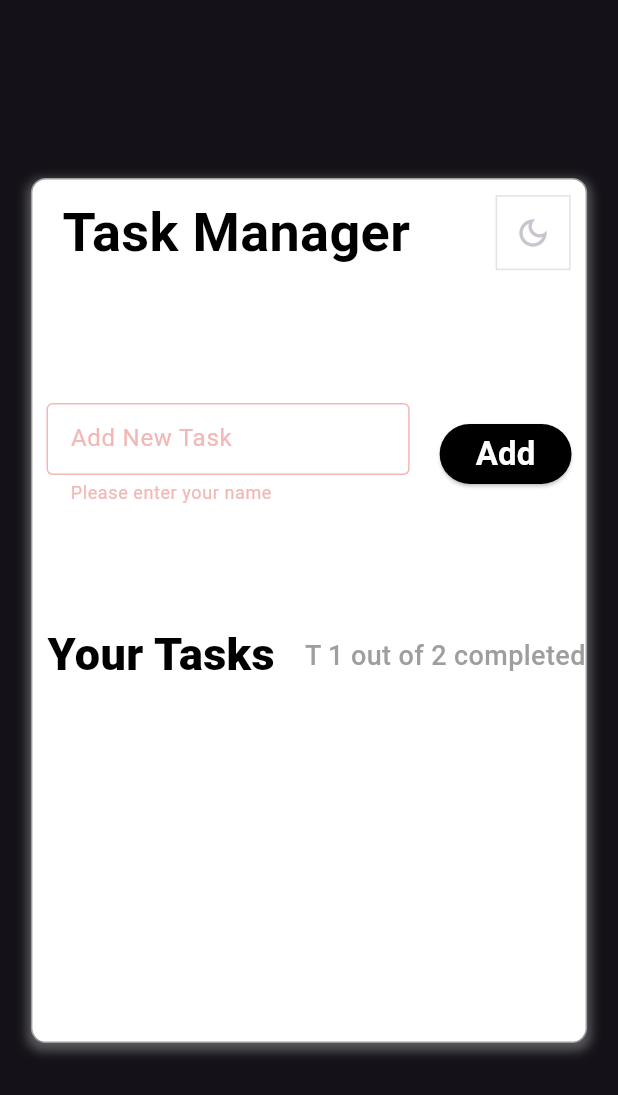
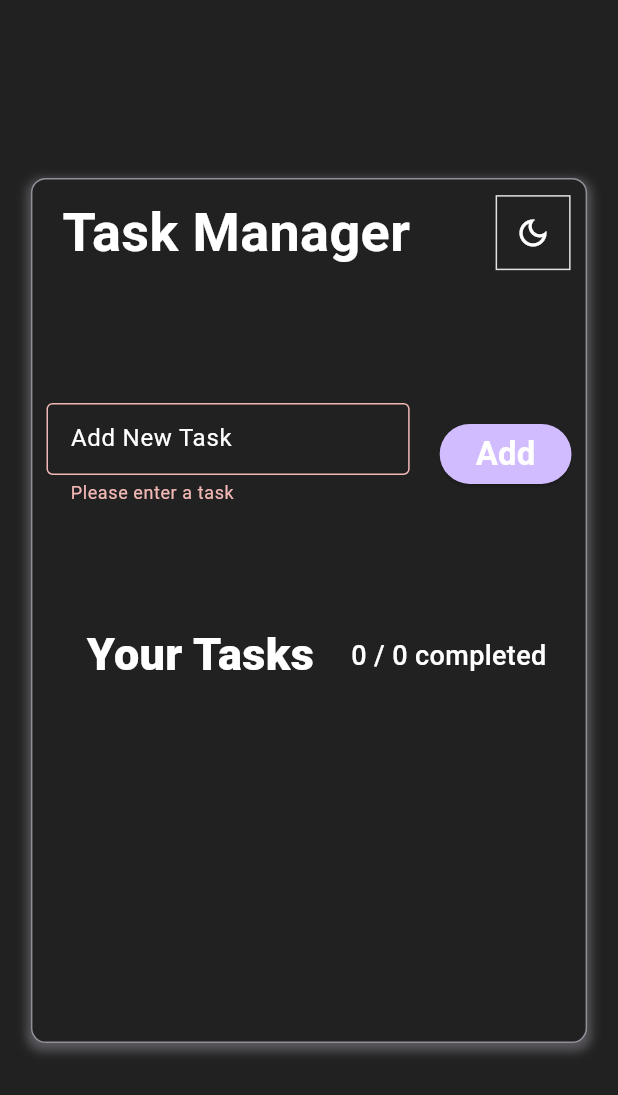
Before and after one commit to wailbentafat/TASK-MANAGER-MOBILE-, a Flutter app: the screen it shows after launch, after a tap on the "light mode" icon, after a tap on "Add", on a phone screen of 412 x 824 dp. Shown: the top 1095 px of the screen. Run offline on Flutter 3.47's test engine with Material 3 defaults, Android fonts, the phone set to English and light mode, and no system bars; our stand-ins replace freezed_annotation.

Commit message:
finifsh the project ill add video later

```diff
--- a/task_manager/lib/constant/text-const.dart
+++ b/task_manager/lib/constant/text-const.dart
@@ -3,6 +3,6 @@ class Appstrings{
   static const String Add="Add";
   static const String label="Add New Task";
   static const String yourtasks="Your Tasks";
-  static String completed(int num1,int num2)=>"T $num1 out of $num2 completed";
+  static String completed(int num1,int num2)=>" $num1 / $num2 completed";
 
 }
--- a/task_manager/lib/main.dart
+++ b/task_manager/lib/main.dart
@@ -1,34 +1,70 @@
+import 'package:flutter/foundation.dart';
 import 'package:flutter/material.dart';
+import 'package:provider/provider.dart';
+import 'package:task_manager/provider/task_provider.dart';
 import 'package:task_manager/screens/taskscreen.dart';
+
 void main() {
-  runApp(MyApp());
+  debugPrint = (String? message, {int? wrapWidth}) {
+    if (message?.contains('MESA') ?? false) {
+      return;
+    }
+    debugPrintSynchronously(message, wrapWidth: wrapWidth);
+  };
+
+  runApp(
+    MultiProvider(
+      providers: [
+        ChangeNotifierProvider(create: (_) => TaskProvider()),
+        ChangeNotifierProvider(create: (_) => ThemeProvider()),
+      ],
+      child: MyApp(),
+    ),
+  );
 }
 
-class MyApp extends StatefulWidget {
-  @override
-  _MyAppState createState() => _MyAppState();
-}
-
-class _MyAppState extends State<MyApp> {
-  bool _isDarkTheme = false;
-
-  void _toggleTheme() {
-    setState(() {
-      _isDarkTheme = !_isDarkTheme;
-    });
-  }
+class MyApp extends StatelessWidget {
+  const MyApp({super.key});
 
   @override
   Widget build(BuildContext context) {
+    final themeProvider = Provider.of<ThemeProvider>(context);
+
     return MaterialApp(
-      title: 'Theme Toggle App',
-      theme: ThemeData.light(),
-      darkTheme: ThemeData.dark(),
-      themeMode: _isDarkTheme ? ThemeMode.dark : ThemeMode.light,
+      debugShowCheckedModeBanner: false,
+      title: 'Task Manager',
+      theme: ThemeData(
+        brightness: Brightness.light,
+        primaryColor: Colors.blue,
+        scaffoldBackgroundColor: Colors.white,
+        textTheme: const TextTheme(
+          bodyLarge: TextStyle(color: Colors.black),
+        ),
+      ),
+      darkTheme: ThemeData(
+        brightness: Brightness.dark,
+        primaryColor: Colors.black,
+        scaffoldBackgroundColor: Colors.grey[900],
+        textTheme: const TextTheme(
+          bodyLarge: TextStyle(color: Colors.white),
+        ),
+      ),
+      themeMode: themeProvider.isDarkTheme ? ThemeMode.dark : ThemeMode.light,
       home: TaskScreen(
-        isDarkTheme: _isDarkTheme,
-        toggleTheme: _toggleTheme,
+        isDarkTheme: themeProvider.isDarkTheme,
+        toggleTheme: themeProvider.toggleTheme,
       ),
     );
   }
 }
+
+class ThemeProvider extends ChangeNotifier {
+  bool _isDarkTheme = false;
+
+  bool get isDarkTheme => _isDarkTheme;
+
+  void toggleTheme() {
+    _isDarkTheme = !_isDarkTheme;
+    notifyListeners();
+  }
+}
--- a/task_manager/lib/models/taskmo.dart
+++ b/task_manager/lib/models/taskmo.dart
@@ -10,4 +10,5 @@ class Taskmo with _$Taskmo{
     required bool completed,
   }) = _Taskmo;
   factory Taskmo.fromJson(Map<String, dynamic> json) => _$TaskmoFromJson(json);
+
 }
--- a/task_manager/lib/provider/task_provider.dart
+++ b/task_manager/lib/provider/task_provider.dart
@@ -1,7 +1,27 @@
 import 'package:flutter/material.dart';
+import 'package:task_manager/screens/taskscreen.dart';
 import 'package:task_manager/models/taskmo.dart';
-import 'package:task_manager/screens/taskscreen.dart';
+
 
 class TaskProvider extends ChangeNotifier {
-  ChangeNotifier()
+  List<Taskmo> tasks = [];
+  void addtask( String task){
+   Taskmo taskmo =Taskmo(task: task , completed: false);
+   tasks.add(taskmo);
+   notifyListeners();
+  }
+  int get tasklength => tasks.length;
+  int get completedtasks => tasks.where((element) => element.completed).length;
+  void gettasks(){
+    notifyListeners();
+  }
+  void deletetask(int index){
+    tasks.removeAt(index);
+    notifyListeners();
+  }
+  void completetask(int index){
+    tasks[index]=tasks[index].copyWith(completed: !tasks[index].completed);
+    notifyListeners();
+  }
+
 }
--- a/task_manager/lib/screens/taskscreen.dart
+++ b/task_manager/lib/screens/taskscreen.dart
@@ -1,16 +1,19 @@
 import 'package:flutter/material.dart';
+import 'package:provider/provider.dart';
 import 'package:task_manager/constant/app_styles.dart';
 import 'package:task_manager/constant/text-const.dart';
+import 'package:task_manager/provider/task_provider.dart';
+import 'package:task_manager/widget/task.dart';
 
 class TaskScreen extends StatefulWidget {
-  final bool isDarkTheme;
-  final VoidCallback toggleTheme;
-
   const TaskScreen({
     super.key,
     required this.isDarkTheme,
     required this.toggleTheme,
   });
+
+  final bool isDarkTheme;
+  final VoidCallback toggleTheme;
 
   @override
   State<TaskScreen> createState() => _TaskScreenState();
@@ -18,9 +21,20 @@ class TaskScreen extends StatefulWidget {
 
 class _TaskScreenState extends State<TaskScreen> {
   final _formKey = GlobalKey<FormState>();
+  final TextEditingController _taskController = TextEditingController();
 
   @override
   Widget build(BuildContext context) {
+    // Access the TaskProvider instance
+    final taskProvider = Provider.of<TaskProvider>(context);
+
+    // Determine the theme mode
+    final theme = Theme.of(context);
+    final backgroundColor = theme.scaffoldBackgroundColor;
+    final borderColor = theme.dividerColor;
+    final buttonColor = theme.buttonTheme.colorScheme?.primary ?? Colors.black;
+    final textColor = theme.textTheme.bodyLarge?.color ?? Colors.black;
+
     return Scaffold(
       body: Align(
         alignment: Alignment.center,
@@ -32,12 +46,12 @@ class _TaskScreenState extends State<TaskScreen> {
             width: MediaQuery.of(context).size.width * 0.9,
             decoration: BoxDecoration(
               shape: BoxShape.rectangle,
-              color: Colors.white,
+              color: backgroundColor,
               borderRadius: BorderRadius.circular(10.0),
-              border: Border.all(color: Colors.grey, width: 1.0),
+              border: Border.all(color: borderColor, width: 1.0),
               boxShadow: [
                 BoxShadow(
-                  color: Colors.grey.withOpacity(0.5),
+                  color: borderColor.withOpacity(0.5),
                   spreadRadius: 2,
                   blurRadius: 5,
                   offset: const Offset(0, 3),
@@ -52,11 +66,11 @@ class _TaskScreenState extends State<TaskScreen> {
                     mainAxisAlignment: MainAxisAlignment.start,
                     crossAxisAlignment: CrossAxisAlignment.center,
                     children: [
-                      const Padding(
-                        padding: EdgeInsets.only(left: 20.0, top: 10.0),
+                      Padding(
+                        padding: const EdgeInsets.only(left: 20.0, top: 10.0),
                         child: Text(
                           Appstrings.title,
-                          style: Appstyles.title,
+                          style: Appstyles.title.copyWith(color: textColor),
                         ),
                       ),
                       const Spacer(),
@@ -76,6 +90,7 @@ class _TaskScreenState extends State<TaskScreen> {
                               widget.isDarkTheme
                                   ? Icons.dark_mode_outlined
                                   : Icons.light_mode_outlined,
+                              color: textColor,
                             ),
                           ),
                         ),
@@ -98,15 +113,17 @@ class _TaskScreenState extends State<TaskScreen> {
                             children: [
                               Expanded(
                                 child: TextFormField(
-                                    decoration: const InputDecoration(
+                                  controller: _taskController,
+                                  decoration: InputDecoration(
                                     labelText: Appstrings.label,
+                                    labelStyle: TextStyle(color: textColor),
                                     border: OutlineInputBorder(),
-                                      contentPadding: EdgeInsets.symmetric(
+                                    contentPadding: const EdgeInsets.symmetric(
                                         vertical: 5, horizontal: 12),
                                   ),
                                   validator: (value) {
                                     if (value == null || value.isEmpty) {
-                                        return 'Please enter your name';
+                                      return 'Please enter a task';
                                     }
                                     return null;
                                   },
@@ -116,46 +133,91 @@ class _TaskScreenState extends State<TaskScreen> {
                               ElevatedButton(
                                 onPressed: () {
                                   if (_formKey.currentState!.validate()) {
+                                    String task = _taskController.text;
+
+                                    if (task.isEmpty) {
                                       ScaffoldMessenger.of(context)
                                           .showSnackBar(
                                         const SnackBar(
-                                          content: Text('Processing Data'),
+                                          content: Text(
+                                              "Task cannot be empty"),
+                                          backgroundColor: Colors.red,
+                                        ),
+                                      );
+                                      return;
+                                    }
+
+                                    taskProvider.addtask(task);
+                                    _taskController.clear();
+
+                                    ScaffoldMessenger.of(context)
+                                        .showSnackBar(
+                                      SnackBar(
+                                        content: Text(
+                                            "Task '$task' added successfully!"),
+                                        backgroundColor: Colors.green,
                                       ),
                                     );
                                   }
                                 },
-                                  child: Text(
+                                child: const Text(
                                   Appstrings.Add,
                                   style: Appstyles.button,
                                 ),
                                 style: ButtonStyle(
                                   backgroundColor:
-                                        MaterialStateProperty.all(Colors.black),
+                                      MaterialStateProperty.all(buttonColor),
                                 ),
                               ),
                             ],
                           ),
                         ),
                       ),
-                      )),
-                ), //here we have to get the all the user created and mark as finished
+                    ),
+                  ),
+                ),
                 Padding(
-                  padding: EdgeInsets.only(left: 10),
+                  padding: const EdgeInsets.only(left: 10),
                   child: Row(
                     mainAxisAlignment: MainAxisAlignment.center,
                     children: [
-                      const Text(
+                      Text(
                         Appstrings.yourtasks,
-                        style: Appstyles.subtitle,
+                        style: Appstyles.subtitle.copyWith(color: textColor),
                       ),
-                      SizedBox(
+                      const SizedBox(
                         width: 20,
                       ),
-                      Padding(padding: EdgeInsets.only(top: 3),child:  Text(Appstrings.completed(1, 2), style: Appstyles.label),)
-
+                      Padding(
+                        padding: const EdgeInsets.only(top: 3),
+                        child: Text(
+                          Appstrings.completed(
+                            taskProvider.completedtasks,
+                            taskProvider.tasklength,
+                          ),
+                          style: Appstyles.label.copyWith(color: textColor),
+                        ),
+                      ),
                     ],
                   ),
-                )
+                ),
+                const SizedBox(height: 10),
+                Expanded(
+                  flex: 1,
+                  child: Padding(
+                    padding: const EdgeInsets.all(10.0),
+                    child: ListView.builder(
+                      itemCount: taskProvider.tasks.length,
+                      itemBuilder: (BuildContext context, int index) {
+                        final task = taskProvider.tasks[index];
+                        return Task(
+                          index: index,
+                          taskmo: task,
+                        );
+                      },
+                    ),
+                  ),
+                ),
               ],
             ),
           ),
```
Also changed, not shown: task_manager/lib/widget/task.dart (+53 -13 lines), task_manager/pubspec.lock. Lines whose indentation alone changed are shown as unchanged.
